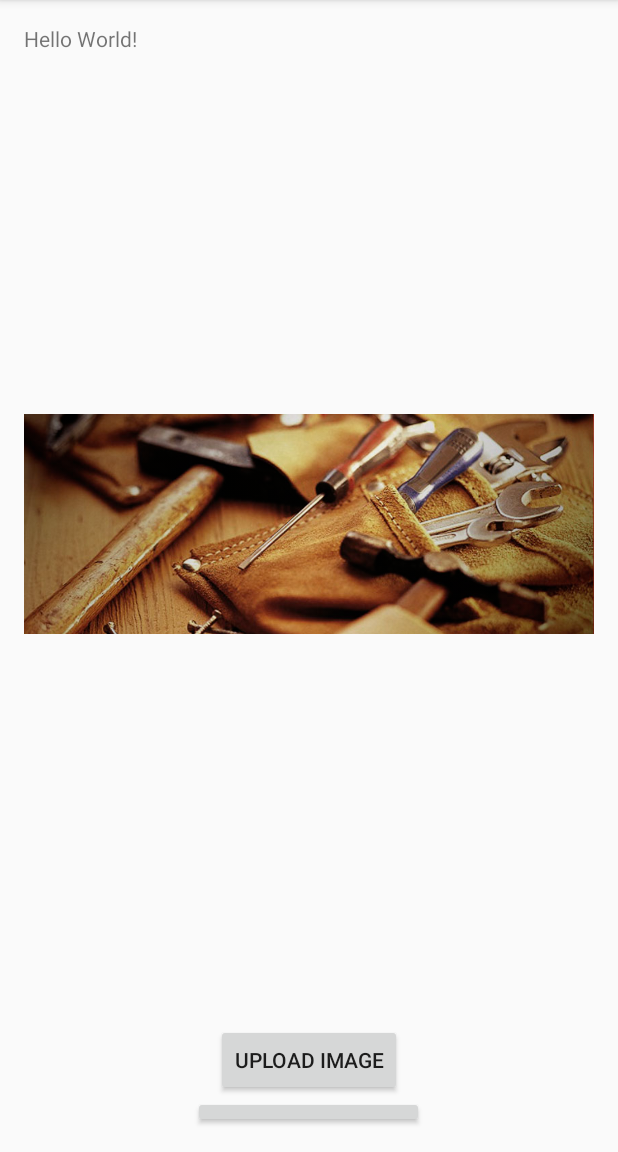
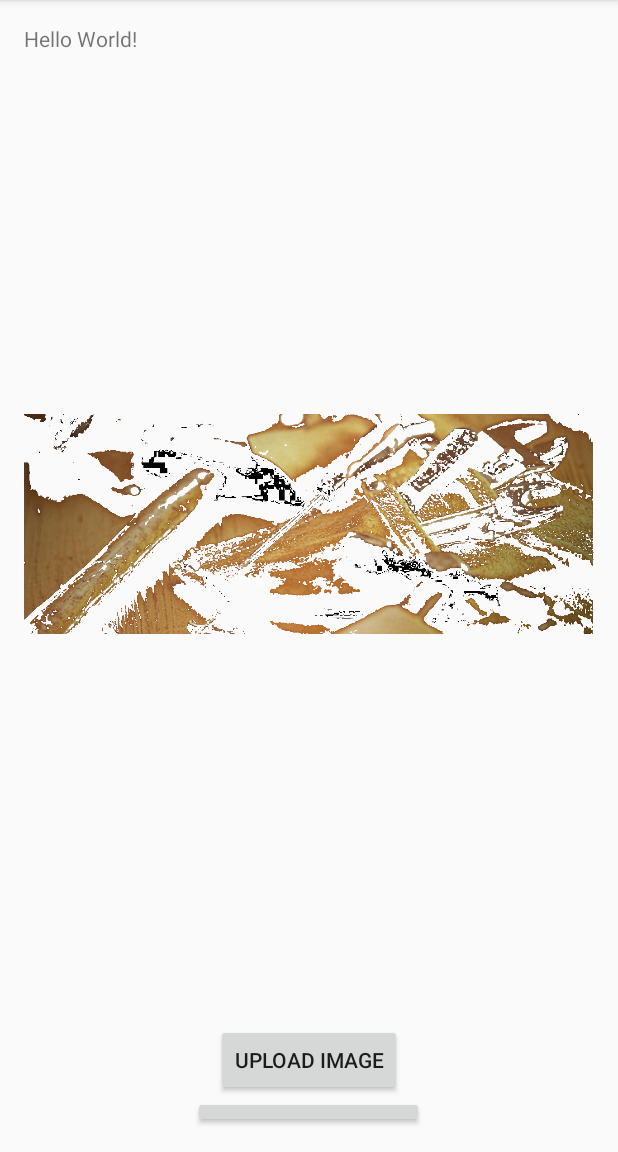
Before and after one commit to FireSoul1/Touche, an Android app: the screen it shows after launch (MainActivity), on a phone screen of 412 x 824 dp, the part 84-1236 px from its top. Run offline under Robolectric (Android 15) with nearby library versions, the phone set to English and light mode, and no system bars; libraries missing offline, so code that uses them is left out: co.tanvas.haptics; 14 statements that could not run were skipped.

Commit message:
Fuck the police

```diff
--- a/Tanvas/TanvasThing/app/build.gradle
+++ b/Tanvas/TanvasThing/app/build.gradle
@@ -23,5 +23,6 @@ dependencies {
     compile fileTree(include: ['*.jar'], dir: 'libs')
     testCompile 'junit:junit:4.12'
     compile 'com.android.support:appcompat-v7:23.4.0'
+    compile 'com.clarifai.clarifai-api2:core:2.2.0'
     compile project(':tanvas-hapticlib-3.0-163')
 }
--- /dev/null
+++ b/Tanvas/TanvasThing/app/src/main/java/wild/tanvasthing/ConvolutionMatrix.java
@@ -0,0 +1,99 @@
+package wild.tanvasthing;
+
+
+
+import android.graphics.Bitmap;
+import android.graphics.Color;
+/*
+    This class was created by Peter Houston on his blog, Android Newbie. This is a temporary implementation that will be replaced
+    in future projects should the project be continued for whatever reason. We are using the class for a basis in image processing with
+    convolusion methods and color sampling. All credit goes to Peter for his image object. SRC: https://xjaphx.wordpress.com/2011/06/22/image-processing-convolution-matrix/
+    Note: This project is open source, but borrowed code will be replaced should development continue for profit.
+
+ */
+public class ConvolutionMatrix
+{
+    public static final int SIZE = 3;
+
+    public double[][] Matrix;
+    public double Factor = 1;
+    public double Offset = 1;
+
+    public ConvolutionMatrix(int size) {
+        Matrix = new double[size][size];
+    }
+
+    public void setAll(double value) {
+        for (int x = 0; x < SIZE; ++x) {
+            for (int y = 0; y < SIZE; ++y) {
+                Matrix[x][y] = value;
+            }
+        }
+    }
+
+    public void applyConfig(double[][] config) {
+        for(int x = 0; x < SIZE; ++x) {
+            for(int y = 0; y < SIZE; ++y) {
+                Matrix[x][y] = config[x][y];
+            }
+        }
+    }
+
+    public static Bitmap computeConvolution3x3(Bitmap src, ConvolutionMatrix matrix) {
+        int width = src.getWidth();
+        int height = src.getHeight();
+        Bitmap result = Bitmap.createBitmap(width, height, src.getConfig());
+
+        int A, R, G, B;
+        int sumR, sumG, sumB;
+        int[][] pixels = new int[SIZE][SIZE];
+
+        for(int y = 0; y < height - 2; ++y) {
+            for(int x = 0; x < width - 2; ++x) {
+
+                // get pixel matrix
+                for(int i = 0; i < SIZE; ++i) {
+                    for(int j = 0; j < SIZE; ++j) {
+                        pixels[i][j] = src.getPixel(x + i, y + j);
+                    }
+                }
+
+                // get alpha of center pixel
+                A = Color.alpha(pixels[1][1]);
+
+                // init color sum
+                sumR = sumG = sumB = 0;
+
+                // get sum of RGB on matrix
+                for(int i = 0; i < SIZE; ++i) {
+                    for(int j = 0; j < SIZE; ++j) {
+                        sumR += (Color.red(pixels[i][j]) * matrix.Matrix[i][j]);
+                        sumG += (Color.green(pixels[i][j]) * matrix.Matrix[i][j]);
+                        sumB += (Color.blue(pixels[i][j]) * matrix.Matrix[i][j]);
+                    }
+                }
+
+                // get final Red
+                R = (int)(sumR / matrix.Factor + matrix.Offset);
+                if(R < 0) { R = 0; }
+                else if(R > 255) { R = 255; }
+
+                // get final Green
+                G = (int)(sumG / matrix.Factor + matrix.Offset);
+                if(G < 0) { G = 0; }
+                else if(G > 255) { G = 255; }
+
+                // get final Blue
+                B = (int)(sumB / matrix.Factor + matrix.Offset);
+                if(B < 0) { B = 0; }
+                else if(B > 255) { B = 255; }
+
+                // apply new pixel
+                result.setPixel(x + 1, y + 1, Color.argb(A, R, G, B));
+            }
+        }
+
+        // final image
+        return result;
+    }
+}
--- a/Tanvas/TanvasThing/app/src/main/java/wild/tanvasthing/ImageHelper.java
+++ b/Tanvas/TanvasThing/app/src/main/java/wild/tanvasthing/ImageHelper.java
@@ -3,6 +3,7 @@ package wild.tanvasthing;
 /**
  * Created by GbearTheGenius on 11/19/16.
  */
+
 import android.app.Activity;
 import android.app.ProgressDialog;
 import android.content.Context;
@@ -18,7 +19,15 @@ public class ImageHelper {
 
     Bitmap final_image;
    // Context context;
-
+   String[] tags = new String[]{
+           "wood",
+           "brick",
+           "glass",
+           "metal",
+           "water",
+           "plastic",
+           "cloth"
+   };
     ImageHelper(){
       //  context = con;
 
@@ -77,6 +86,16 @@ public class ImageHelper {
     Bitmap ConverttoPNG(String path)
     {
         return BitmapFactory.decodeFile(path);
+    }
+    public Bitmap Engrave_Image(Bitmap src){
+
+        ConvolutionMatrix convMatrix = new ConvolutionMatrix(3);
+        convMatrix.setAll(0);
+        convMatrix.Matrix[0][0] = -2;
+        convMatrix.Matrix[1][1] = 2;
+        convMatrix.Factor = 1;
+        convMatrix.Offset = 95;
+        return ConvolutionMatrix.computeConvolution3x3(src, convMatrix);
     }
 
     String Select_Image(){
--- a/Tanvas/TanvasThing/app/src/main/java/wild/tanvasthing/MainActivity.java
+++ b/Tanvas/TanvasThing/app/src/main/java/wild/tanvasthing/MainActivity.java
@@ -8,6 +8,7 @@ import android.graphics.Bitmap;
 import android.graphics.BitmapFactory;
 import android.net.Uri;
 import android.os.AsyncTask;
+import android.os.SystemClock;
 import android.support.v7.app.AppCompatActivity;
 import android.os.Bundle;
 import android.support.v7.widget.ButtonBarLayout;
@@ -57,11 +58,19 @@ public class MainActivity extends AppCompatActivity {
         textTargetUri = (TextView)findViewById(R.id.vieww);
         targetImage = (ImageView) findViewById(R.id.view);
 
-//        Bitmap temp = BitmapFactory.decodeResource(getResources(),
-//                R.drawable.overlay);
-//        ImageHelper imm = new ImageHelper();
-//        temp = imm.Image_Segmentation(temp,(float)((43*Math.PI)/180), (float)0.55);
-//        targetImage.setImageBitmap(temp);
+        long mil = SystemClock.currentThreadTimeMillis();
+        Bitmap temp = BitmapFactory.decodeResource(getResources(),
+                R.drawable.overlay);
+        ImageHelper imm = new ImageHelper();
+        Bitmap temp1 = imm.Engrave_Image(temp);
+        targetImage.setImageBitmap(temp1);
+        Log.d("Time:: ", SystemClock.currentThreadTimeMillis() - mil +"");
+
+        mil = SystemClock.currentThreadTimeMillis();
+        temp = imm.Image_Segmentation(temp,(float)((43*Math.PI)/180), (float)0.55);
+        targetImage.setImageBitmap(temp);
+        Log.d("Time:: ", SystemClock.currentThreadTimeMillis() - mil +"");
+
 
 
         //set up Button
@@ -75,13 +84,19 @@ public class MainActivity extends AppCompatActivity {
                 Intent intent = new Intent();
                 intent.setType("image/*");
                 intent.setAction(Intent.ACTION_GET_CONTENT);
-                //
+
                 Log.d("This: ", "Returned to the thing");
                 progressDialog  = new ProgressDialog(con);
                 progressDialog.setProgressStyle(ProgressDialog.STYLE_SPINNER);
                 progressDialog.setMessage(" \"Patience is a virtue\" ~some wise guy/girl");
                 progressDialog.setProgress(0);
                 progressDialog.show();
+                try {
+                    mHapticView.deactivate();
+                } catch (HapticServiceAdapterException e) {
+                    e.printStackTrace();
+                }
+
                 startActivityForResult(Intent.createChooser(intent, "Select Picture"), 0);
             }
         });
@@ -93,6 +108,17 @@ public class MainActivity extends AppCompatActivity {
                 Intent intent = new Intent();
                 intent.setType("image/*");
                 intent.setAction(Intent.ACTION_GET_CONTENT);
+
+                progressDialog  = new ProgressDialog(con);
+                progressDialog.setProgressStyle(ProgressDialog.STYLE_SPINNER);
+                progressDialog.setMessage(" \"Patience is a virtue\" ~some wise guy/girl");
+                progressDialog.setProgress(0);
+                progressDialog.show();
+                try {
+                    mHapticView.deactivate();
+                } catch (HapticServiceAdapterException e) {
+                    e.printStackTrace();
+                }
 
                 startActivityForResult(Intent.createChooser(intent, "Select Picture"), 1);
             }
@@ -121,8 +147,6 @@ public class MainActivity extends AppCompatActivity {
             // Retrieve texture data from the bitmap
             Bitmap hapticBitmap = BitmapFactory.decodeResource(getResources(),
                     R.drawable.texture);
-
-
 
             byte[] textureData =
                     HapticTexture.createTextureDataFromBitmap(hapticBitmap);
```
